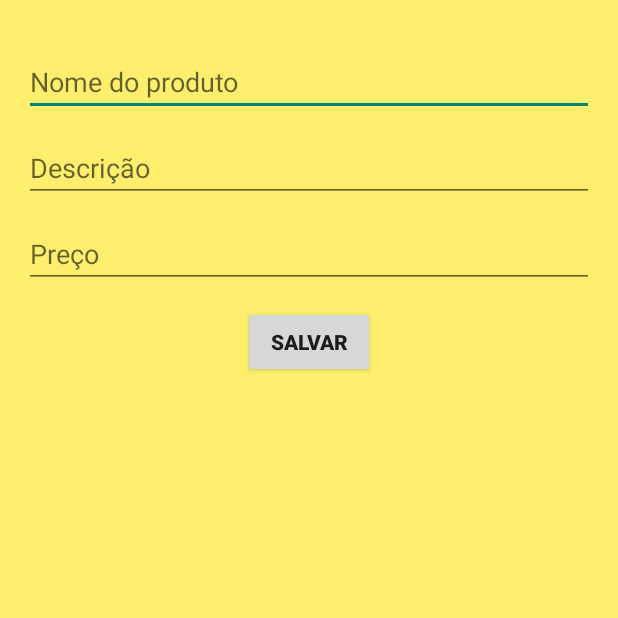
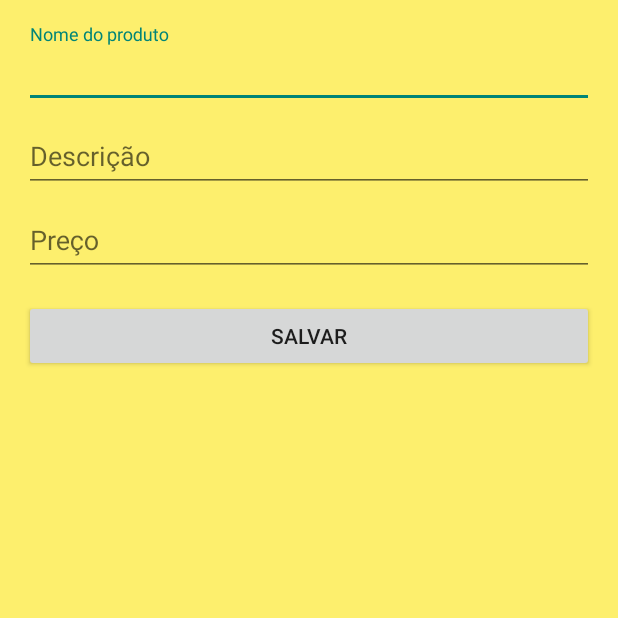
Before and after one commit to LPestana18/AppBurguer, an Android app: the MenuActivity screen opened directly, with no data from a screen before it, on a phone screen of 412 x 824 dp, the top half of it. Run offline under Robolectric (Android 15) with nearby library versions, the phone set to English and light mode, and no system bars.

Commit message:
Criando a Camada de dados

```diff
--- a/app/src/main/java/com/example/burguer/data/db/AppDatabase.kt
+++ b/app/src/main/java/com/example/burguer/data/db/AppDatabase.kt
@@ -4,13 +4,14 @@ import androidx.room.Database
 import androidx.room.Room
 import androidx.room.RoomDatabase
 import com.example.burguer.data.db.dao.MenuDao
+import com.example.burguer.data.db.entity.MenuEntity
 
 // Classe para o banco de dados
 
 @Database(entities = [MenuEntity::class], version = 1)
 abstract class AppDatabase : RoomDatabase(){
 
-    abstract fun menudao(): MenuDao
+    abstract val menudao: MenuDao
 
     companion object {
         // Singleton prevents multiple instances of database opening at the same time.
--- a/app/src/main/java/com/example/burguer/data/db/MenuEntity.kt
+++ b/app/src/main/java/com/example/burguer/data/db/entity/MenuEntity.kt
@@ -1,4 +1,4 @@
-package com.example.burguer.data.db
+package com.example.burguer.data.db.entity
 
 import androidx.room.Entity
 import androidx.room.PrimaryKey
--- a/app/src/main/res/layout/activity_menu.xml
+++ b/app/src/main/res/layout/activity_menu.xml
@@ -8,41 +8,63 @@
     android:padding="16dp"
     tools:context=".ui.MenuActivity">
 
-    <EditText
-        android:id="@+id/Edit_text_name"
+    <com.google.android.material.textfield.TextInputLayout
+        android:id="@+id/input_layout_name"
+        android:layout_width="0dp"
+        android:layout_height="wrap_content"
+        app:layout_constraintEnd_toEndOf="parent"
+        app:layout_constraintStart_toStartOf="parent"
+        app:layout_constraintTop_toTopOf="parent">
+
+        <com.google.android.material.textfield.TextInputEditText
+            android:id="@+id/input_name"
             android:layout_width="match_parent"
             android:layout_height="wrap_content"
-        android:layout_marginTop="16dp"
             android:hint="@string/nome_do_produto"
-        app:layout_constraintTop_toTopOf="parent" />
+            android:inputType="textCapSentences"/>
+    </com.google.android.material.textfield.TextInputLayout>
 
-    <EditText
-        android:id="@+id/Edit_text_description"
+    <com.google.android.material.textfield.TextInputLayout
+        android:id="@+id/input_layout_description"
+        android:layout_width="0dp"
+        android:layout_height="wrap_content"
+        app:layout_constraintTop_toBottomOf="@+id/input_layout_name"
+        app:layout_constraintStart_toStartOf="parent"
+        app:layout_constraintEnd_toEndOf="parent">
+
+
+        <com.google.android.material.textfield.TextInputEditText
+            android:id="@+id/input_description"
             android:layout_width="match_parent"
             android:layout_height="wrap_content"
-        android:layout_marginTop="12dp"
-        android:hint="@string/descricao"
-        app:layout_constraintTop_toBottomOf="@+id/Edit_text_name" />
+            android:hint="@string/descricao"/>
+    </com.google.android.material.textfield.TextInputLayout>
 
-    <EditText
-        android:id="@+id/Edit_text_price"
+    <com.google.android.material.textfield.TextInputLayout
+        android:id="@+id/input_layout_price"
+        android:layout_width="0dp"
+        android:layout_height="wrap_content"
+        app:layout_constraintTop_toBottomOf="@+id/input_layout_description"
+        app:layout_constraintStart_toStartOf="parent"
+        app:layout_constraintEnd_toEndOf="parent">
+
+
+        <com.google.android.material.textfield.TextInputEditText
+            android:id="@+id/input_price"
             android:layout_width="match_parent"
             android:layout_height="wrap_content"
-        android:layout_marginTop="12dp"
-        android:hint="@string/preco"
-        app:layout_constraintTop_toBottomOf="@+id/Edit_text_description" />
+            android:hint="@string/preco"/>
+    </com.google.android.material.textfield.TextInputLayout>
 
     <Button
-        android:id="@+id/Button_salve"
-        android:layout_width="wrap_content"
+        android:id="@+id/button_subscriber"
+        android:layout_width="0dp"
         android:layout_height="wrap_content"
-        android:layout_marginTop="12dp"
+        android:layout_marginTop="16dp"
         android:text="@string/salvar"
-        android:textStyle="bold"
-        app:layout_constraintTop_toBottomOf="@+id/Edit_text_price"
-        app:layout_constraintLeft_toLeftOf="parent"
-        app:layout_constraintRight_toRightOf="parent"
+        app:layout_constraintTop_toBottomOf="@id/input_layout_price"
+        app:layout_constraintStart_toStartOf="parent"
+        app:layout_constraintEnd_toEndOf="parent"
         />
 
-
 </androidx.constraintlayout.widget.ConstraintLayout>
--- a/app/src/main/res/values/strings.xml
+++ b/app/src/main/res/values/strings.xml
@@ -7,4 +7,7 @@
     <string name="preco">Preço</string>
     <string name="descricao">Descrição</string>
     <string name="salvar">Salvar</string>
+
+    <string name="inserted_successfully">Produto inserido com sucesso!</string>
+    <string name="inserted_error_to_insert">Erro ao inserir o produto</string>
 </resources>
--- a/build.gradle
+++ b/build.gradle
@@ -6,7 +6,7 @@ buildscript {
         jcenter()
     }
     dependencies {
-        classpath "com.android.tools.build:gradle:4.0.1"
+        classpath 'com.android.tools.build:gradle:4.0.2'
         classpath "org.jetbrains.kotlin:kotlin-gradle-plugin:$kotlin_version"
 
         // NOTE: Do not place your application dependencies here; they belong
```
Also changed, not shown: app/build.gradle (+7 -0 lines), app/src/main/java/com/example/burguer/data/db/dao/MenuDao.kt (+15 -8 lines), app/src/main/java/com/example/burguer/repository/DatabaseDataSource.kt (added, +31 -0 lines), app/src/main/java/com/example/burguer/repository/MenuRepository.kt (added, +17 -0 lines), app/src/main/java/com/example/burguer/ui/menuViewModel/MenuViewModel.kt (added, +13 -0 lines). Lines whose indentation alone changed are shown as unchanged.
